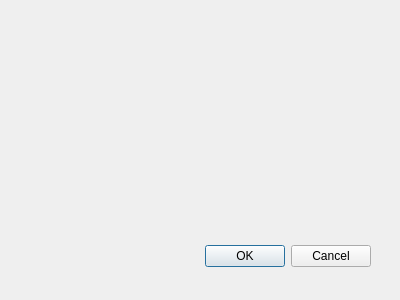
Above: LDMP/gui/DlgAbout.ui from ConservationInternational/trends.earth before the change. Below: the same form after it.
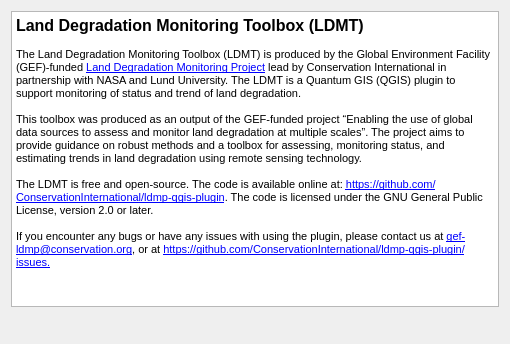
That is the form after the change.

Commit message: Remove deprecated code, add about tab.

The edit to the form file:
```diff
--- a/LDMP/gui/DlgAbout.ui
+++ b/LDMP/gui/DlgAbout.ui
@@ -6,29 +6,63 @@
    <rect>
     <x>0</x>
     <y>0</y>
-    <width>400</width>
-    <height>300</height>
+    <width>510</width>
+    <height>344</height>
    </rect>
   </property>
   <property name="windowTitle">
    <string>Land Degradation Monitoring Toolbox</string>
   </property>
-  <widget class="QDialogButtonBox" name="button_box">
-   <property name="geometry">
-    <rect>
-     <x>30</x>
-     <y>240</y>
-     <width>341</width>
-     <height>32</height>
-    </rect>
-   </property>
-   <property name="orientation">
-    <enum>Qt::Horizontal</enum>
-   </property>
-   <property name="standardButtons">
-    <set>QDialogButtonBox::Cancel|QDialogButtonBox::Ok</set>
-   </property>
-  </widget>
+  <layout class="QGridLayout" name="gridLayout">
+   <item row="1" column="2">
+    <widget class="QLabel" name="VS_logo">
+     <property name="text">
+      <string/>
+     </property>
+    </widget>
+   </item>
+   <item row="1" column="0">
+    <widget class="QLabel" name="CI_logo">
+     <property name="text">
+      <string/>
+     </property>
+    </widget>
+   </item>
+   <item row="0" column="0" colspan="3">
+    <widget class="QTextBrowser" name="textBrowser">
+     <property name="html">
+      <string>&lt;!DOCTYPE HTML PUBLIC &quot;-//W3C//DTD HTML 4.0//EN&quot; &quot;http://www.w3.org/TR/REC-html40/strict.dtd&quot;&gt;
+&lt;html&gt;&lt;head&gt;&lt;meta name=&quot;qrichtext&quot; content=&quot;1&quot; /&gt;&lt;style type=&quot;text/css&quot;&gt;
+p, li { white-space: pre-wrap; }
+&lt;/style&gt;&lt;/head&gt;&lt;body style=&quot; font-family:'MS Shell Dlg 2'; font-size:8.25pt; font-weight:400; font-style:normal;&quot;&gt;
+&lt;p style=&quot; margin-top:0px; margin-bottom:0px; margin-left:0px; margin-right:0px; -qt-block-indent:0; text-indent:0px;&quot;&gt;&lt;span style=&quot; font-size:12pt; font-weight:600;&quot;&gt;Land Degradation Monitoring Toolbox (LDMT)&lt;/span&gt;&lt;/p&gt;
+&lt;p style=&quot; margin-top:0px; margin-bottom:0px; margin-left:0px; margin-right:0px; -qt-block-indent:0; text-indent:0px;&quot;&gt;&lt;span style=&quot; font-size:8pt;&quot;&gt;&lt;br /&gt;The Land Degradation Monitoring Toolbox (LDMT) is produced by the Global Environment Facility (GEF)-funded &lt;/span&gt;&lt;a href=&quot;http://vitalsigns.org/gef-ldmp&quot;&gt;&lt;span style=&quot; font-size:8pt; text-decoration: underline; color:#0000ff;&quot;&gt;Land Degradation Monitoring Project&lt;/span&gt;&lt;/a&gt;&lt;span style=&quot; font-size:8pt;&quot;&gt; lead by Conservation International in partnership with NASA and Lund University. The LDMT is a Quantum GIS (QGIS) plugin to support monitoring of status and trend of land degradation.&lt;/span&gt;&lt;/p&gt;
+&lt;p style=&quot;-qt-paragraph-type:empty; margin-top:0px; margin-bottom:0px; margin-left:0px; margin-right:0px; -qt-block-indent:0; text-indent:0px; font-size:8pt;&quot;&gt;&lt;br /&gt;&lt;/p&gt;
+&lt;p style=&quot; margin-top:0px; margin-bottom:0px; margin-left:0px; margin-right:0px; -qt-block-indent:0; text-indent:0px;&quot;&gt;&lt;span style=&quot; font-size:8pt;&quot;&gt;This toolbox was produced as an output of the GEF-funded project “Enabling the use of global data sources to assess and monitor land degradation at multiple scales”. The project aims to provide guidance on robust methods and a toolbox for assessing, monitoring status, and estimating trends in land degradation using remote sensing technology.&lt;/span&gt;&lt;/p&gt;
+&lt;p style=&quot;-qt-paragraph-type:empty; margin-top:0px; margin-bottom:0px; margin-left:0px; margin-right:0px; -qt-block-indent:0; text-indent:0px; font-size:8pt;&quot;&gt;&lt;br /&gt;&lt;/p&gt;
+&lt;p style=&quot; margin-top:0px; margin-bottom:0px; margin-left:0px; margin-right:0px; -qt-block-indent:0; text-indent:0px;&quot;&gt;&lt;span style=&quot; font-size:8pt;&quot;&gt;The LDMT is free and open-source. The code is available online at: &lt;/span&gt;&lt;a href=&quot;https://github.com/ConservationInternational/ldmp-qgis-plugin&quot;&gt;&lt;span style=&quot; font-size:8pt; text-decoration: underline; color:#0000ff;&quot;&gt;https://github.com/ConservationInternational/ldmp-qgis-plugin&lt;/span&gt;&lt;/a&gt;&lt;span style=&quot; font-size:8pt;&quot;&gt;. The code is licensed under the GNU General Public License, version 2.0 or later.&lt;/span&gt;&lt;/p&gt;
+&lt;p style=&quot;-qt-paragraph-type:empty; margin-top:0px; margin-bottom:0px; margin-left:0px; margin-right:0px; -qt-block-indent:0; text-indent:0px; font-size:8pt;&quot;&gt;&lt;br /&gt;&lt;/p&gt;
+&lt;p style=&quot; margin-top:0px; margin-bottom:0px; margin-left:0px; margin-right:0px; -qt-block-indent:0; text-indent:0px;&quot;&gt;&lt;span style=&quot; font-size:8pt;&quot;&gt;If you encounter any bugs or have any issues with using the plugin, please contact us at &lt;/span&gt;&lt;a href=&quot;mailto:gef-ldmp@conservation.org&quot;&gt;&lt;span style=&quot; font-size:8pt; text-decoration: underline; color:#0000ff;&quot;&gt;gef-ldmp@conservation.org&lt;/span&gt;&lt;/a&gt;&lt;span style=&quot; font-size:8pt;&quot;&gt;, or at &lt;/span&gt;&lt;a href=&quot;https://github.com/ConservationInternational/ldmp-qgis-plugin/issues&quot;&gt;&lt;span style=&quot; font-size:8pt; text-decoration: underline; color:#0000ff;&quot;&gt;https://github.com/ConservationInternational/ldmp-qgis-plugin/issues.&lt;/span&gt;&lt;/a&gt;&lt;/p&gt;&lt;/body&gt;&lt;/html&gt;</string>
+     </property>
+     <property name="openExternalLinks">
+      <bool>true</bool>
+     </property>
+    </widget>
+   </item>
+   <item row="1" column="1">
+    <spacer name="horizontalSpacer">
+     <property name="orientation">
+      <enum>Qt::Horizontal</enum>
+     </property>
+     <property name="sizeHint" stdset="0">
+      <size>
+       <width>40</width>
+       <height>20</height>
+      </size>
+     </property>
+    </spacer>
+   </item>
+  </layout>
  </widget>
  <resources/>
  <connections>
```
Left out of the diff: 35 changed lines with no effect on the pictures. The commit also changes 13 other files.
